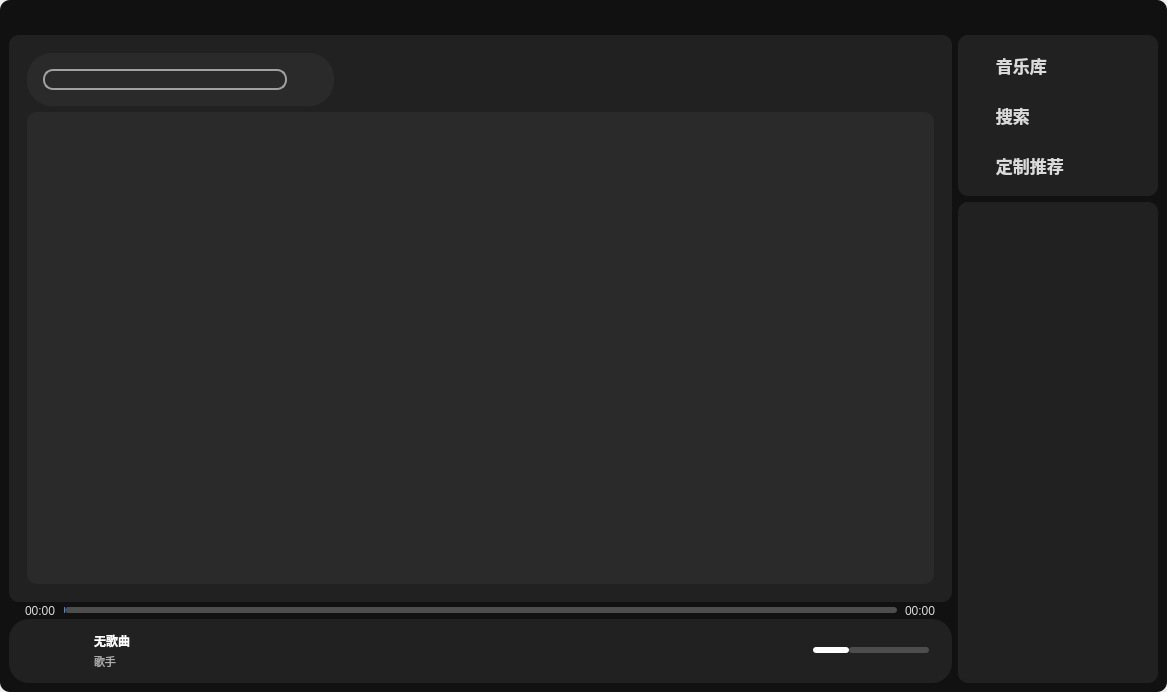
Zarkec/Melody, file widget.ui: the form before one commit.
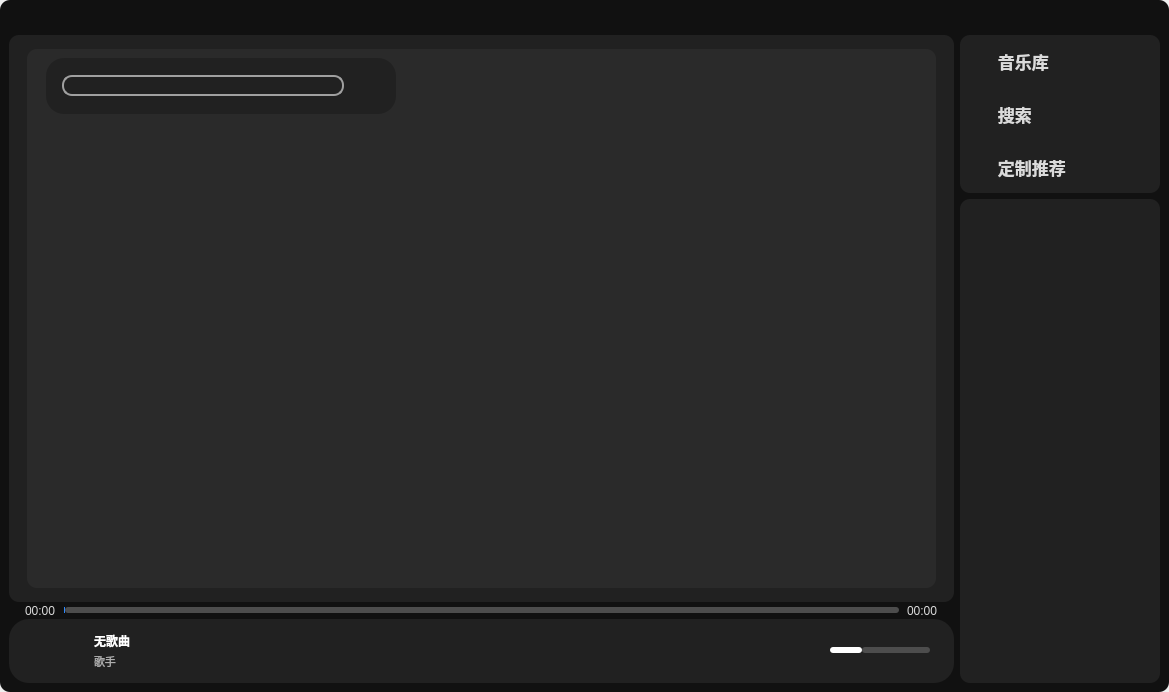
The form after the commit. The open tabs and pages were chosen to show the change. Icons and pictures are not drawn. Custom widgets are drawn as their Qt base class.

Diff of the .ui file:
```diff
--- a/widget.ui
+++ b/widget.ui
@@ -6,7 +6,7 @@
    <rect>
     <x>0</x>
     <y>0</y>
-    <width>1167</width>
+    <width>1169</width>
     <height>692</height>
    </rect>
   </property>
@@ -114,9 +114,12 @@
            <property name="orientation">
             <enum>Qt::Orientation::Horizontal</enum>
            </property>
+           <property name="sizeType">
+            <enum>QSizePolicy::Policy::Fixed</enum>
+           </property>
            <property name="sizeHint" stdset="0">
             <size>
-             <width>40</width>
+             <width>15</width>
              <height>20</height>
             </size>
            </property>
@@ -173,25 +176,63 @@
                </property>
                <widget class="QWidget" name="searchpage">
                 <layout class="QGridLayout" name="gridLayout_3">
+                 <property name="topMargin">
+                  <number>5</number>
+                 </property>
+                 <property name="bottomMargin">
+                  <number>5</number>
+                 </property>
                  <item row="0" column="0">
-                  <layout class="QVBoxLayout" name="verticalLayout_5" stretch="1,9">
+                  <widget class="QWidget" name="widget_7" native="true">
+                   <property name="styleSheet">
+                    <string notr="true">background-color: rgb(42, 42, 42);
+color: rgb(255, 255, 255);</string>
+                   </property>
+                   <layout class="QVBoxLayout" name="verticalLayout_5">
                    <item>
                     <layout class="QHBoxLayout" name="horizontalLayout_9">
+                      <property name="leftMargin">
+                       <number>10</number>
+                      </property>
                      <item>
                       <widget class="QWidget" name="widget_6" native="true">
+                        <property name="minimumSize">
+                         <size>
+                          <width>350</width>
+                          <height>0</height>
+                         </size>
+                        </property>
+                        <property name="maximumSize">
+                         <size>
+                          <width>350</width>
+                          <height>16777215</height>
+                         </size>
+                        </property>
                        <property name="styleSheet">
-                        <string notr="true">background-color: rgb(42, 42, 42);
-border-radius: 25px;</string>
+                         <string notr="true">background-color: rgb(33, 33, 33);
+border-radius: 18px;</string>
                        </property>
                        <layout class="QHBoxLayout" name="horizontalLayout_8">
                         <property name="leftMargin">
                          <number>16</number>
                         </property>
+                         <property name="topMargin">
+                          <number>8</number>
+                         </property>
                         <property name="rightMargin">
                          <number>16</number>
                         </property>
+                         <property name="bottomMargin">
+                          <number>8</number>
+                         </property>
                         <item>
                          <layout class="QHBoxLayout" name="horizontalLayout_7">
+                           <property name="topMargin">
+                            <number>5</number>
+                           </property>
+                           <property name="bottomMargin">
+                            <number>5</number>
+                           </property>
                           <item>
                            <widget class="QLineEdit" name="lineEditSearch">
                             <property name="styleSheet">
@@ -212,19 +253,22 @@
                            <widget class="QPushButton" name="pushButton_search">
                             <property name="minimumSize">
                              <size>
-                              <width>25</width>
-                              <height>25</height>
+                               <width>30</width>
+                               <height>30</height>
                              </size>
                             </property>
                             <property name="maximumSize">
                              <size>
-                              <width>25</width>
-                              <height>25</height>
+                               <width>30</width>
+                               <height>30</height>
                              </size>
                             </property>
                             <property name="cursor">
                              <cursorShape>PointingHandCursor</cursorShape>
                             </property>
+                             <property name="styleSheet">
+                              <string notr="true"/>
+                             </property>
                             <property name="text">
                              <string/>
                             </property>
@@ -251,11 +295,11 @@
                         <enum>Qt::Orientation::Horizontal</enum>
                        </property>
                        <property name="sizeType">
-                        <enum>QSizePolicy::Policy::Fixed</enum>
+                         <enum>QSizePolicy::Policy::Expanding</enum>
                        </property>
                        <property name="sizeHint" stdset="0">
                         <size>
-                         <width>600</width>
+                          <width>500</width>
                          <height>20</height>
                         </size>
                        </property>
@@ -264,21 +308,12 @@
                     </layout>
                    </item>
                    <item>
-                    <widget class="QWidget" name="widget_7" native="true">
-                     <property name="styleSheet">
-                      <string notr="true">background-color: rgb(42, 42, 42);
-color: rgb(255, 255, 255);</string>
-                     </property>
-                     <layout class="QGridLayout" name="gridLayout_7">
-                      <item row="0" column="0">
                        <widget class="QListWidget" name="listWidget_onlineSearch"/>
                       </item>
                      </layout>
                     </widget>
                    </item>
                   </layout>
-                 </item>
-                </layout>
                </widget>
                <widget class="QWidget" name="localpage">
                 <layout class="QGridLayout" name="gridLayout_4">
@@ -645,7 +680,7 @@
                 <enum>Qt::Orientation::Horizontal</enum>
                </property>
                <property name="sizeType">
-                <enum>QSizePolicy::Policy::Fixed</enum>
+                <enum>QSizePolicy::Policy::Expanding</enum>
                </property>
                <property name="sizeHint" stdset="0">
                 <size>
@@ -694,9 +729,12 @@
                  <property name="orientation">
                   <enum>Qt::Orientation::Horizontal</enum>
                  </property>
+                 <property name="sizeType">
+                  <enum>QSizePolicy::Policy::Fixed</enum>
+                 </property>
                  <property name="sizeHint" stdset="0">
                   <size>
-                   <width>20</width>
+                   <width>15</width>
                    <height>20</height>
                   </size>
                  </property>
@@ -801,9 +839,12 @@
                  <property name="orientation">
                   <enum>Qt::Orientation::Horizontal</enum>
                  </property>
+                 <property name="sizeType">
+                  <enum>QSizePolicy::Policy::Fixed</enum>
+                 </property>
                  <property name="sizeHint" stdset="0">
                   <size>
-                   <width>20</width>
+                   <width>15</width>
                    <height>20</height>
                   </size>
                  </property>
@@ -852,7 +893,7 @@
                 <enum>Qt::Orientation::Horizontal</enum>
                </property>
                <property name="sizeType">
-                <enum>QSizePolicy::Policy::Fixed</enum>
+                <enum>QSizePolicy::Policy::Expanding</enum>
                </property>
                <property name="sizeHint" stdset="0">
                 <size>
@@ -889,6 +930,18 @@
              </item>
              <item>
               <widget class="QSlider" name="volumeSlider">
+               <property name="minimumSize">
+                <size>
+                 <width>100</width>
+                 <height>0</height>
+                </size>
+               </property>
+               <property name="maximumSize">
+                <size>
+                 <width>100</width>
+                 <height>16777215</height>
+                </size>
+               </property>
                <property name="cursor">
                 <cursorShape>PointingHandCursor</cursorShape>
                </property>
@@ -922,7 +975,7 @@
                </property>
                <property name="sizeHint" stdset="0">
                 <size>
-                 <width>19</width>
+                 <width>20</width>
                  <height>20</height>
                 </size>
                </property>
@@ -940,7 +993,13 @@
             <property name="minimumSize">
              <size>
               <width>200</width>
-              <height>70</height>
+              <height>158</height>
+             </size>
+            </property>
+            <property name="maximumSize">
+             <size>
+              <width>16777215</width>
+              <height>158</height>
              </size>
             </property>
             <property name="styleSheet">
@@ -960,6 +1019,12 @@
                </property>
                <item>
                 <widget class="QPushButton" name="pushButton_pageLocal">
+                 <property name="minimumSize">
+                  <size>
+                   <width>0</width>
+                   <height>28</height>
+                  </size>
+                 </property>
                  <property name="font">
                   <font>
                    <family>微软雅黑</family>
@@ -990,6 +1055,12 @@
                </item>
                <item>
                 <widget class="QPushButton" name="pushButton_pageSearch">
+                 <property name="minimumSize">
+                  <size>
+                   <width>0</width>
+                   <height>28</height>
+                  </size>
+                 </property>
                  <property name="font">
                   <font>
                    <family>微软雅黑</family>
@@ -1021,6 +1092,12 @@
                </item>
                <item>
                 <widget class="QPushButton" name="pushButton_pageRecommend">
+                 <property name="minimumSize">
+                  <size>
+                   <width>0</width>
+                   <height>28</height>
+                  </size>
+                 </property>
                  <property name="font">
                   <font>
                    <family>微软雅黑</family>
```
Left out of the diff: 34 changed lines with no effect on the pictures. Lines whose indentation alone changed are shown as unchanged.
